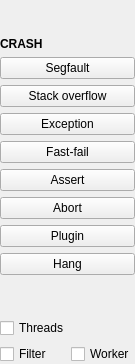
First picture: the form in src/crashpane.ui, repository jpnurmi/sentry-playground, before the edit.
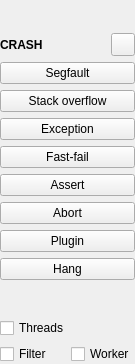
Second picture: the form after the edit.

Commit message: Move debug file upload into the CRASH header

Diff of the .ui file:
```diff
--- a/src/crashpane.ui
+++ b/src/crashpane.ui
@@ -37,6 +37,11 @@
     </spacer>
    </item>
    <item>
+    <layout class="QHBoxLayout" name="crashesHeaderLayout">
+     <property name="spacing">
+      <number>0</number>
+     </property>
+     <item>
     <widget class="QLabel" name="crashesHeader">
      <property name="styleSheet">
       <string notr="true">color: palette(placeholder-text); font-weight: bold;</string>
@@ -45,6 +50,24 @@
       <string>CRASH</string>
      </property>
     </widget>
+     </item>
+     <item>
+      <spacer name="crashesHeaderSpacer">
+       <property name="orientation">
+        <enum>Qt::Orientation::Horizontal</enum>
+       </property>
+       <property name="sizeHint" stdset="0">
+        <size>
+         <width>0</width>
+         <height>0</height>
+        </size>
+       </property>
+      </spacer>
+     </item>
+     <item>
+      <widget class="QToolButton" name="debugFilesButton"/>
+     </item>
+    </layout>
    </item>
    <item>
     <widget class="QPushButton" name="crashButton">
```
Lines whose indentation alone changed are shown as unchanged. The commit also changes 7 other files.
